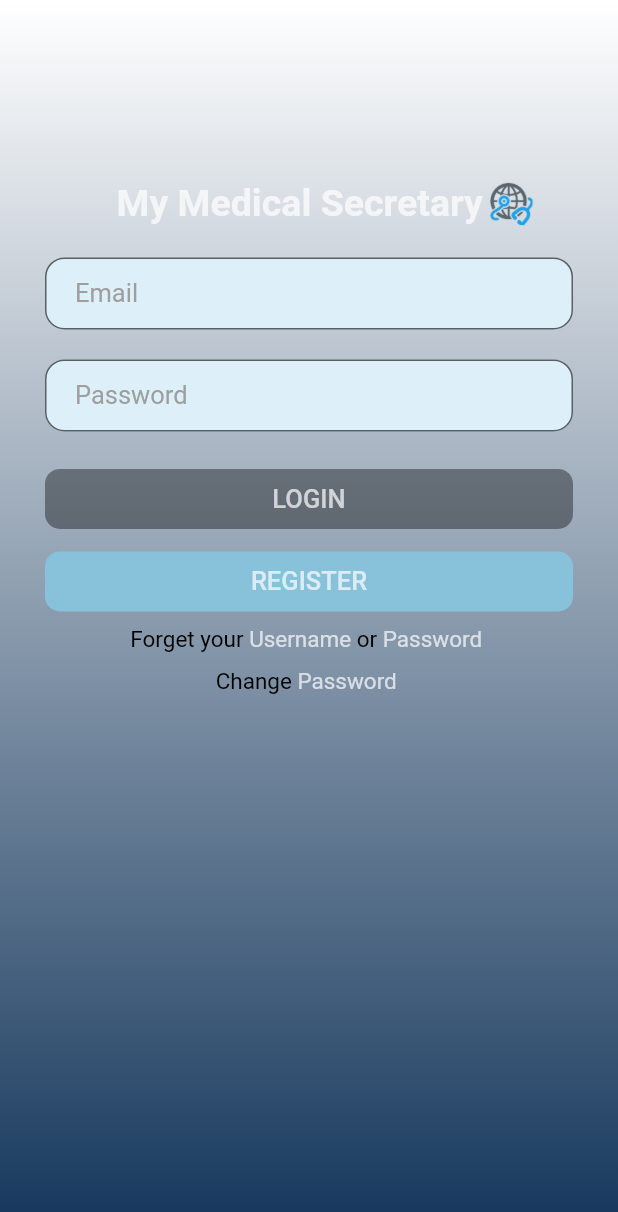
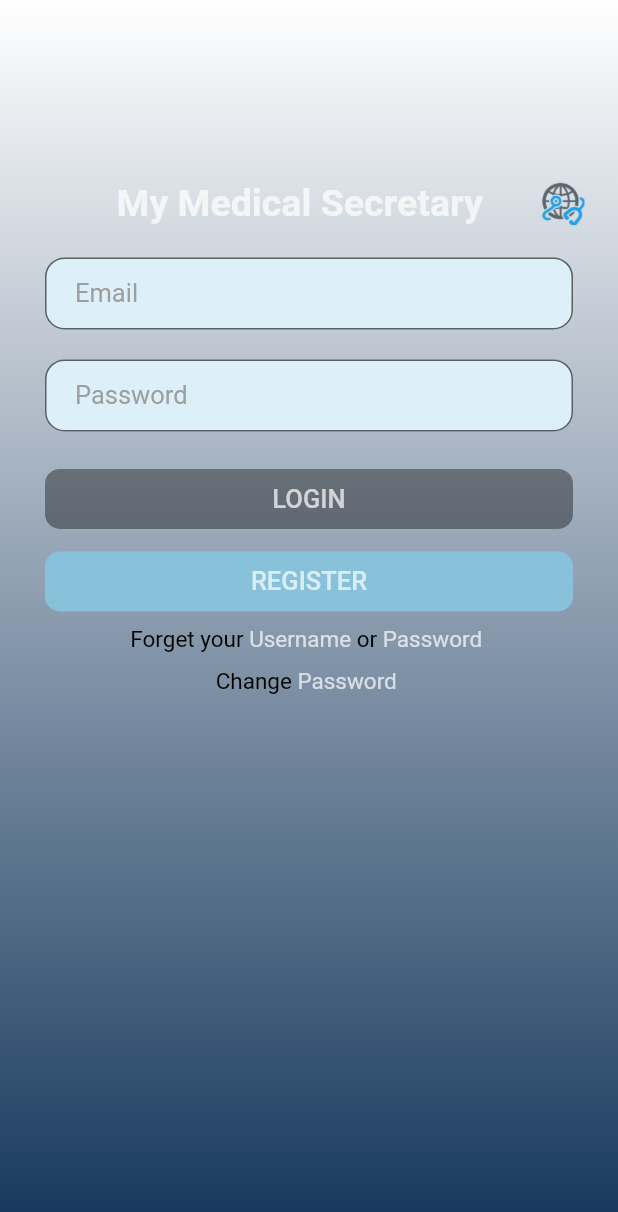
Before and after one commit to matthewchen94/Medsec, a Flutter app: the LoginPage screen opened directly, on a phone screen of 412 x 824 dp. Shown: the top 1212 px of the screen. Run offline on Flutter 3.47's test engine with Material 2 defaults, Android fonts, the phone set to English and light mode, and no system bars; our stand-ins replace firebase_messaging, share, shared_preferences, table_calendar; missing offline and left inert: esys_flutter_share, flutter_full_pdf_viewer; accounts and stored records are empty; Roboto replaces fonts that are missing (Arial).

Commit message:
fix pixel right overflow of "My Medical Secretary" logo

```diff
--- a/frontend/lib/screens/login.dart
+++ b/frontend/lib/screens/login.dart
@@ -297,7 +297,7 @@ class _LoginPageState extends State<LoginPage> {
             child: Row(
                 mainAxisAlignment: MainAxisAlignment.center,
                 children: <Widget>[
-              Text(
+              Expanded(child:Text(
                 "My Medical Secretary ",
                 textAlign: TextAlign.center,
                 style: TextStyle(
@@ -305,7 +305,7 @@ class _LoginPageState extends State<LoginPage> {
                     color: Colors.white70,
                     fontSize: 25.0,
                     fontWeight: FontWeight.bold),
-              ),
+              )),
               Image.asset('assets/images/logo.png', scale: 2.5),
               //Image.file('../../assets/images/logo.jpg'),
             ])));
```
